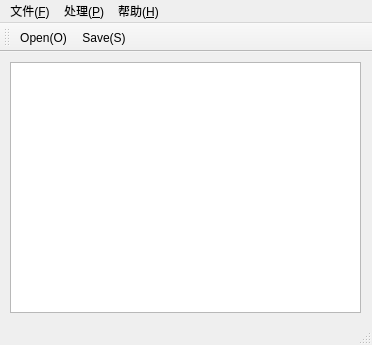
First picture: the form in mainwindow.ui, repository LuluffyLee/GrainCounter, before the edit.
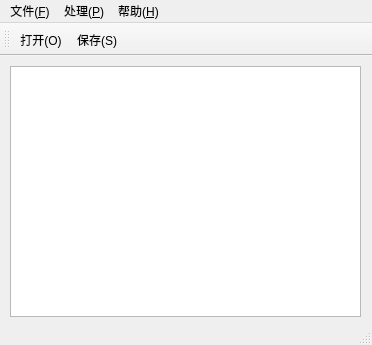
Second picture: the form after the edit. Icons and pictures are not drawn.

```diff
--- a/mainwindow.ui
+++ b/mainwindow.ui
@@ -81,7 +81,7 @@
      <normaloff>:/images/open.png</normaloff>:/images/open.png</iconset>
    </property>
    <property name="text">
-    <string>Open(O)</string>
+    <string>打开(O)</string>
    </property>
    <property name="shortcut">
     <string>Ctrl+O</string>
@@ -93,7 +93,7 @@
      <normaloff>:/images/save.png</normaloff>:/images/save.png</iconset>
    </property>
    <property name="text">
-    <string>Save(&amp;S)</string>
+    <string>保存(&amp;S)</string>
    </property>
    <property name="shortcut">
     <string>Ctrl+S</string>
```
Left out of the diff: 17 changed lines with no effect on the pictures.
